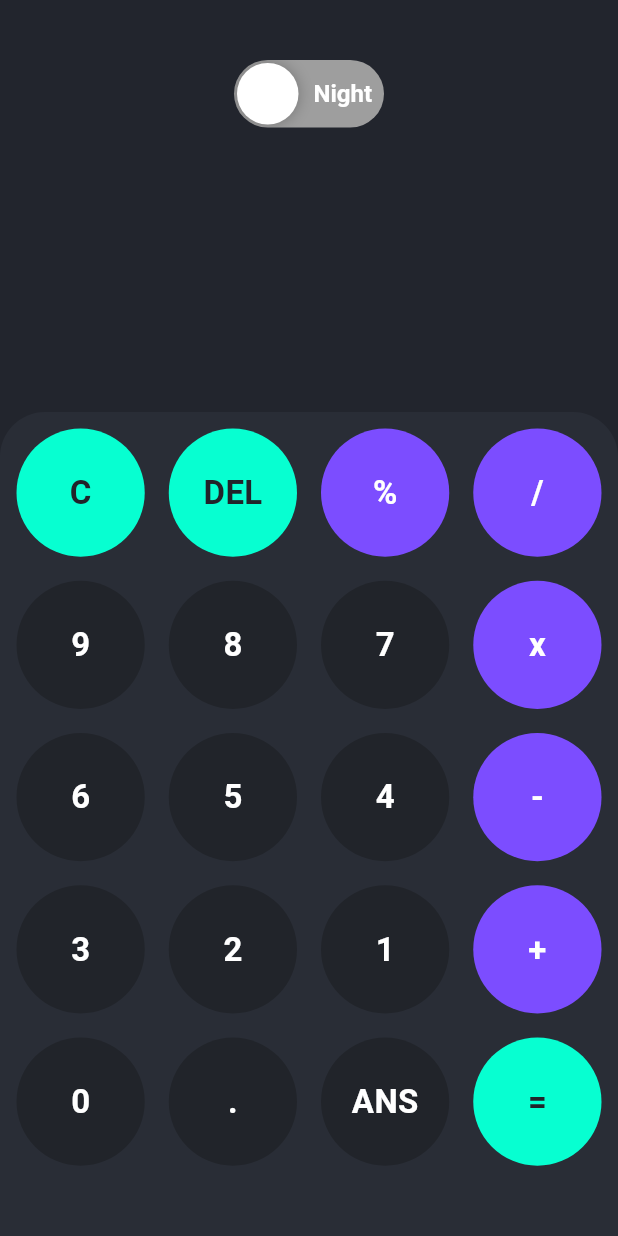
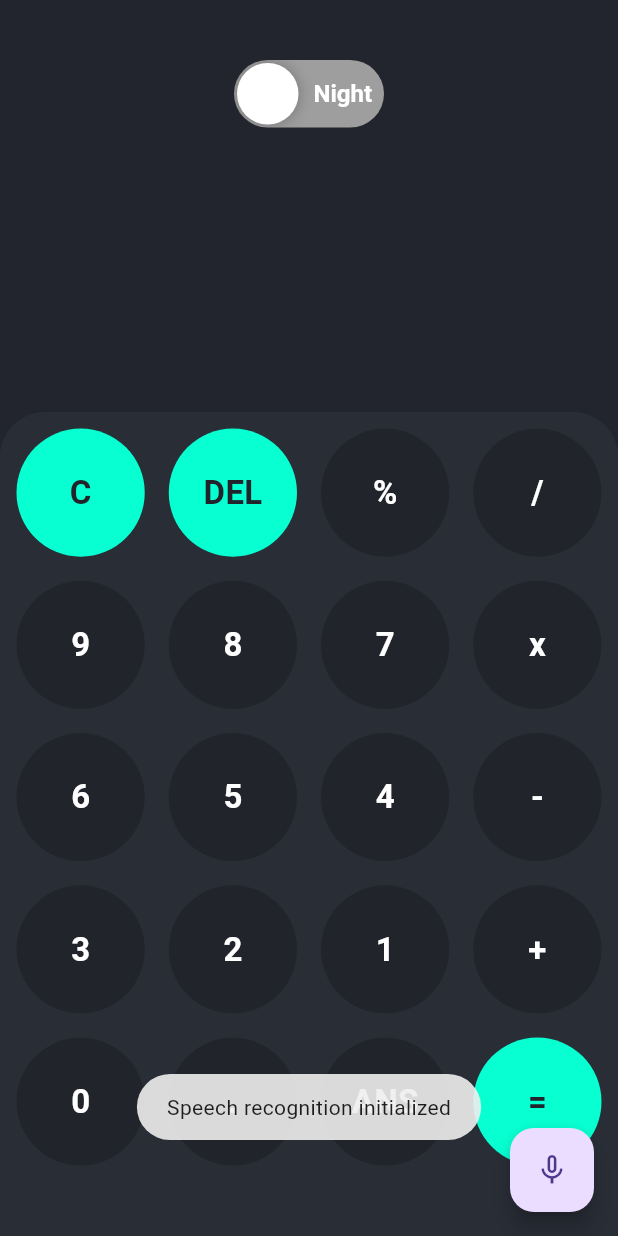
Before and after one commit to Saurav-Gupta-13/PRODIGY_AD_01, a Flutter app: the first screen one second after launch, on a phone screen of 412 x 824 dp. Run offline on Flutter 3.47's test engine with Material 3 defaults, Android fonts, the phone set to English and light mode, and no system bars; drawn by our look-alikes of flutter_advanced_switch; our stand-ins replace fluttertoast, get, math_expressions, speech_to_text; Roboto replaces fonts that are missing (Ubuntu).

```diff
--- a/lib/main.dart
+++ b/lib/main.dart
@@ -23,7 +23,7 @@ void main() {
 }
 
 class MyApp extends StatelessWidget {
-  const MyApp({Key? key}) : super(key: key);
+  const MyApp({super.key});
 
   @override
   Widget build(BuildContext context) {
--- a/lib/screen/main_screen.dart
+++ b/lib/screen/main_screen.dart
@@ -1,38 +1,99 @@
+import 'dart:async';
 import 'package:flutter/material.dart';
 import 'package:flutter_advanced_switch/flutter_advanced_switch.dart';
+import 'package:fluttertoast/fluttertoast.dart';
 import 'package:get/get.dart';
-import 'package:google_fonts/google_fonts.dart';
-
+import 'package:speech_to_text/speech_to_text.dart' as stt;
 import '../controller/calculate_controller.dart';
 import '../controller/theme_controller.dart';
 import '../utils/colors.dart';
 import '../widget/button.dart';
 
-class MainScreen extends StatelessWidget {
-  MainScreen({Key? key}) : super(key: key);
+class MainScreen extends StatefulWidget {
+  @override
+  _MainScreenState createState() => _MainScreenState();
+}
+
+class _MainScreenState extends State<MainScreen> {
+  Timer? _debounceTimer;
+  Set<String> _processedCommands = {};
 
   final List<String> buttons = [
-    "C",
-    "DEL",
-    "%",
-    "/",
-    "9",
-    "8",
-    "7",
-    "x",
-    "6",
-    "5",
-    "4",
-    "-",
-    "3",
-    "2",
-    "1",
-    "+",
-    "0",
-    ".",
-    "ANS",
-    "=",
+    "C", "DEL", "%", "/",
+    "9", "8", "7", "x",
+    "6", "5", "4", "-",
+    "3", "2", "1", "+",
+    "0", ".", "ANS", "=",
   ];
+
+  final stt.SpeechToText _speech = stt.SpeechToText();
+  bool _isListening = false;
+  bool _isVoiceAssistantEnabled = false;
+  String _lastWords = "";
+
+  @override
+  void initState() {
+    super.initState();
+    _initSpeech();
+  }
+
+  void _initSpeech() async {
+    bool available = await _speech.initialize(
+      onError: (val) {
+        Fluttertoast.showToast(msg: 'Error initializing speech: $val');
+        print('Error initializing speech: $val');
+      },
+      onStatus: (val) {
+        Fluttertoast.showToast(msg: 'Speech status: $val');
+        print('Speech status: $val');
+      },
+    );
+    if (available) {
+      Fluttertoast.showToast(msg: 'Speech recognition initialized');
+    } else {
+      Fluttertoast.showToast(msg: 'Speech initialization failed');
+      print('Speech initialization failed');
+    }
+  }
+
+  void _listen(CalculateController controller) async {
+    if (!_isListening) {
+      bool available = await _speech.initialize();
+      if (available) {
+        setState(() {
+          _isListening = true;
+          _isVoiceAssistantEnabled = true; // Enable voice assistant
+        });
+        _speech.listen(
+          onResult: (val) {
+            setState(() {
+              _lastWords = val.recognizedWords.toLowerCase().trim();
+            });
+
+            // Check if the command has already been processed
+            if (!_processedCommands.contains(_lastWords)) {
+              _processedCommands.add(_lastWords);
+
+              // Handle the command here
+              controller.onVoiceCommand(_lastWords);
+            }
+          },
+        );
+      }
+    } else {
+      setState(() {
+        _isListening = false;
+        _isVoiceAssistantEnabled = false; // Disable voice assistant
+      });
+      _speech.stop();
+    }
+  }
+
+  @override
+  void dispose() {
+    _debounceTimer?.cancel();
+    super.dispose();
+  }
 
   @override
   Widget build(BuildContext context) {
@@ -47,20 +108,30 @@ class MainScreen extends StatelessWidget {
         body: Column(
           children: [
             Expanded(
-              child: GetBuilder<CalculateController>(builder: (context) {
-                return outPutSection(themeController, controller);
-              }),
+              child: outPutSection(themeController, controller),
             ),
             inPutSection(themeController, controller),
+          ],
+        ),
+        floatingActionButton: Column(
+          mainAxisAlignment: MainAxisAlignment.end,
+          children: [
+            FloatingActionButton(
+              onPressed: () {
+                _listen(controller);
+              },
+              child: Icon(_isListening ? Icons.mic : Icons.mic_none),
+              tooltip: 'Voice Assistant',
+            ),
           ],
         ),
       );
     });
   }
 
-  /// In put Section - Enter Numbers
   Widget inPutSection(
       ThemeController themeController, CalculateController controller) {
+    return GetBuilder<CalculateController>(builder: (controller) {
       return Expanded(
         flex: 2,
         child: Container(
@@ -70,116 +141,107 @@ class MainScreen extends StatelessWidget {
                 ? DarkColors.sheetBgColor
                 : LightColors.sheetBgColor,
             borderRadius: const BorderRadius.only(
-                  topLeft: Radius.circular(30), topRight: Radius.circular(30))),
+              topLeft: Radius.circular(30),
+              topRight: Radius.circular(30),
+            ),
+          ),
           child: GridView.builder(
             physics: const NeverScrollableScrollPhysics(),
             itemCount: buttons.length,
-              gridDelegate: const SliverGridDelegateWithFixedCrossAxisCount(
-                  crossAxisCount: 4),
+            gridDelegate:
+                const SliverGridDelegateWithFixedCrossAxisCount(crossAxisCount: 4),
             itemBuilder: (context, index) {
-                switch (index) {
-                  /// CLEAR BTN
-                  case 0:
               return CustomAppButton(
                 buttonTapped: () {
+                  if (_isVoiceAssistantEnabled) {
+                    Fluttertoast.showToast(msg: 'Manual typing is disabled.');
+                  } else {
+                    // Ensure only operators and special buttons can be tapped
+                    if (index == 0) {
                       controller.clearInputAndOutput();
+                    } else if (index == 1) {
+                      controller.deleteBtnAction();
+                    } else if (index == 19) {
+                      controller.equalPressed();
+                    } else {
+                      // Handle numbers and other operators
+                      controller.onBtnTapped(buttons, index);
+                    }
+                  }
                 },
-                      color: themeController.isDark
-                          ? DarkColors.leftOperatorColor
-                          : LightColors.leftOperatorColor,
-                      textColor: themeController.isDark
-                          ? DarkColors.btnBgColor
-                          : LightColors.btnBgColor,
+                color: getButtonColor(index, themeController),
+                textColor: getButtonTextColor(index, themeController),
                 text: buttons[index],
               );
+            },
+          ),
+        ),
+      );
+    });
+  }
 
-                  /// DELETE BTN
-                  case 1:
-                    return CustomAppButton(
-                        buttonTapped: () {
-                          controller.deleteBtnAction();
-                        },
-                        color: themeController.isDark
+  Color getButtonColor(int index, ThemeController themeController) {
+    if (index == 0 || index == 1 || index == 19) {
+      return themeController.isDark
           ? DarkColors.leftOperatorColor
-                            : LightColors.leftOperatorColor,
-                        textColor: themeController.isDark
+          : LightColors.leftOperatorColor;
+    } else {
+      return themeController.isDark
           ? DarkColors.btnBgColor
-                            : LightColors.btnBgColor,
-                        text: buttons[index]);
+          : LightColors.btnBgColor;
+    }
+  }
 
-                  /// EQUAL BTN
-                  case 19:
-                    return CustomAppButton(
-                        buttonTapped: () {
-                          controller.equalPressed();
-                        },
-                        color: themeController.isDark
-                            ? DarkColors.leftOperatorColor
-                            : LightColors.leftOperatorColor,
-                        textColor: themeController.isDark
+  Color getButtonTextColor(int index, ThemeController themeController) {
+    if (index == 0 || index == 1 || index == 19) {
+      return themeController.isDark
           ? DarkColors.btnBgColor
-                            : LightColors.btnBgColor,
-                        text: buttons[index]);
-
-                  default:
-                    return CustomAppButton(
-                      buttonTapped: () {
-                        controller.onBtnTapped(buttons, index);
-                      },
-                      color: isOperator(buttons[index])
-                          ? LightColors.operatorColor
-                          : themeController.isDark
-                              ? DarkColors.btnBgColor
-                              : LightColors.btnBgColor,
-                      textColor: isOperator(buttons[index])
+          : LightColors.btnBgColor;
+    } else {
+      return isOperator(buttons[index])
           ? Colors.white
           : themeController.isDark
               ? Colors.white
-                              : Colors.black,
-                      text: buttons[index],
-                    );
+              : Colors.black;
     }
-              }),
-        ));
   }
 
-  /// Out put Section - Show Result
   Widget outPutSection(
       ThemeController themeController, CalculateController controller) {
+    return GetBuilder<CalculateController>(builder: (controller) {
       return SingleChildScrollView(
         child: Column(
           mainAxisAlignment: MainAxisAlignment.center,
           children: [
-          /// theme switcher
             Padding(
               padding: const EdgeInsets.only(top: 40),
-            child: GetBuilder<ThemeController>(builder: (controller) {
-              return AdvancedSwitch(
-                controller: controller.switcherController,
+              child: AdvancedSwitch(
+                controller: themeController.switcherController,
                 activeImage: const AssetImage('assets/day_sky.png'),
                 inactiveImage: const AssetImage('assets/night_sky.jpg'),
                 activeColor: Colors.green,
                 inactiveColor: Colors.grey,
                 activeChild: Text(
                   'Day',
-                  style: GoogleFonts.ubuntu(
-                      fontWeight: FontWeight.bold, fontSize: 17),
+                  style: TextStyle(
+                    fontWeight: FontWeight.bold,
+                    fontSize: 17,
+                  ),
                 ),
                 inactiveChild: Text(
                   'Night',
-                  style: GoogleFonts.ubuntu(
-                      fontWeight: FontWeight.bold, fontSize: 16),
+                  style: TextStyle(
+                    fontWeight: FontWeight.bold,
+                    fontSize: 16,
+                  ),
                 ),
                 borderRadius: const BorderRadius.all(Radius.circular(1000)),
                 width: 100.0,
                 height: 45.0,
                 enabled: true,
                 disabledOpacity: 0.5,
-              );
-            }),
               ),
-
-          /// Main Result - user input and output
+            ),
             Padding(
               padding: const EdgeInsets.only(right: 20, top: 70),
               child: Column(
@@ -188,20 +250,21 @@ class MainScreen extends StatelessWidget {
                     alignment: Alignment.centerRight,
                     child: Text(
                       controller.userInput,
-                    style: GoogleFonts.ubuntu(
-                        color:
-                            themeController.isDark ? Colors.white : Colors.black,
-                        fontSize: 38),
+                      style: TextStyle(
+                        color: themeController.isDark ? Colors.white : Colors.black,
+                        fontSize: 48,
+                        fontWeight: FontWeight.bold,
+                      ),
                     ),
                   ),
                   Container(
-                  alignment: Alignment.bottomRight,
+                    alignment: Alignment.centerRight,
                     child: Text(
                       controller.userOutput,
-                    style: GoogleFonts.ubuntu(
+                      style: TextStyle(
+                        color: themeController.isDark ? Colors.green : Colors.black,
+                        fontSize: 34,
                         fontWeight: FontWeight.bold,
-                      color: themeController.isDark ? Colors.white : Colors.black,
-                      fontSize: 60,
                       ),
                     ),
                   ),
@@ -211,13 +274,10 @@ class MainScreen extends StatelessWidget {
           ],
         ),
       );
+    });
   }
 
-  /// is Operator Check
-  bool isOperator(String y) {
-    if (y == "%" || y == "/" || y == "x" || y == "-" || y == "+" || y == "=") {
-      return true;
-    }
-    return false;
+  bool isOperator(String x) {
+    return (x == "%" || x == "/" || x == "x" || x == "-" || x == "+" || x == "=");
   }
 }
--- /dev/null
+++ b/lib/screen/speech_service.dart
@@ -0,0 +1,26 @@
+import 'package:speech_to_text/speech_to_text.dart' as stt;
+
+class SpeechService {
+  late stt.SpeechToText _speech;  // Marked as late
+  bool _isListening = false;
+
+  SpeechService() {
+    _speech = stt.SpeechToText();
+  }
+
+  Future<void> initSpeech() async {
+    _isListening = await _speech.initialize();
+  }
+
+  void startListening(Function(String) onResult) {
+    if (_isListening) {
+      _speech.listen(onResult: (result) {
+        onResult(result.recognizedWords);
+      });
+    }
+  }
+
+  void stopListening() {
+    _speech.stop();
+  }
+}
```
Also changed, not shown: lib/controller/calculate_controller.dart (+48 -15 lines), pubspec.yaml (+12 -2 lines), assets/calc_app.PNG (added), pubspec.lock, 35 other files. Lines whose indentation alone changed are shown as unchanged.
